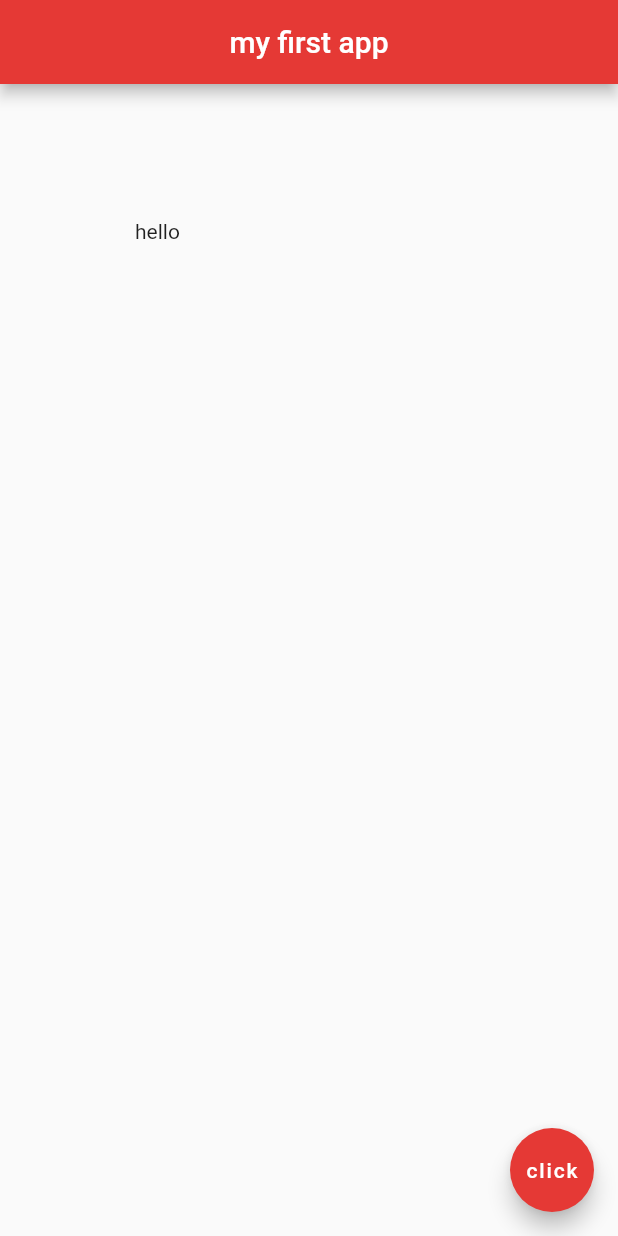
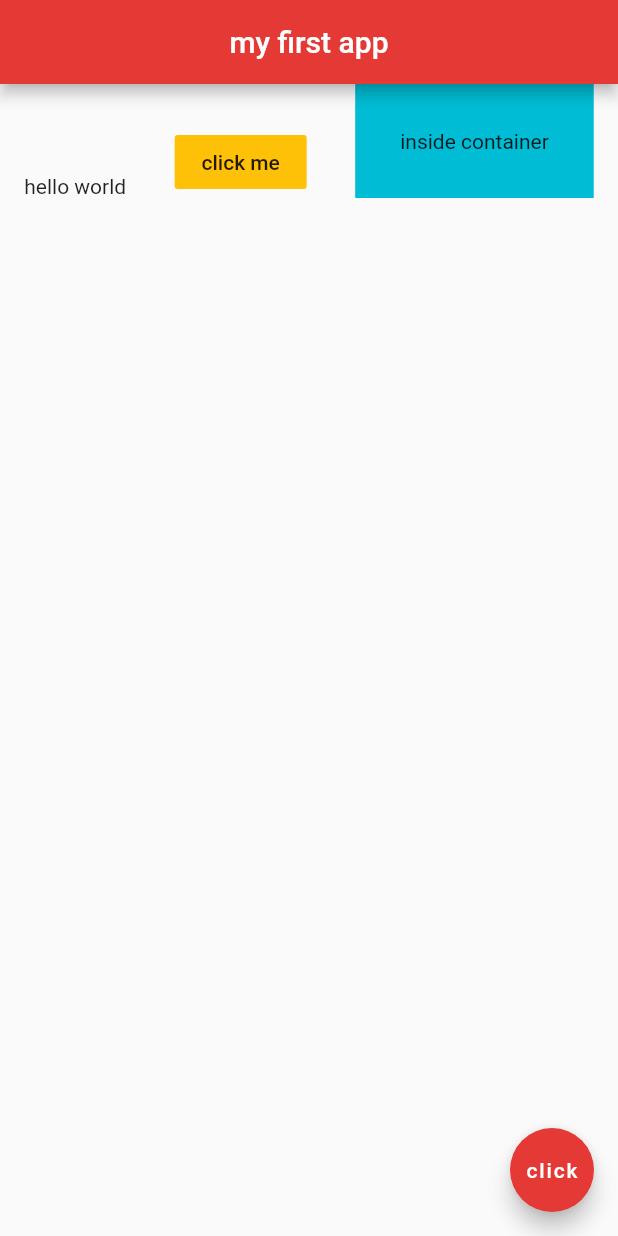
Before and after one commit to MechaChen/theNetNinja_Flutter, a Flutter app: the screen it shows after launch, on a phone screen of 412 x 824 dp. Run offline on Flutter 3.47's test engine with Material 2 defaults, Android fonts, the phone set to English and light mode, and no system bars.

Commit message:
11. Rows

```diff
--- a/lib/main.dart
+++ b/lib/main.dart
@@ -14,9 +14,22 @@ class Home extends StatelessWidget {
         centerTitle: true,
         backgroundColor: Colors.red[600],
       ),
-      body: Padding(
-        padding: EdgeInsets.all(90.0),
-        child: Text('hello'),
+      body: Row(
+        mainAxisAlignment: MainAxisAlignment.spaceAround,
+        crossAxisAlignment: CrossAxisAlignment.end,
+        children: <Widget>[
+          Text('hello world'),
+          FlatButton(
+            onPressed: () {},
+            color: Colors.amber,
+            child: Text('click me'),
+          ),
+          Container(
+            color: Colors.cyan,
+            padding: EdgeInsets.all(30.0),
+            child: Text('inside container'),
+          ),
+        ],
       ),
       floatingActionButton: FloatingActionButton(
         onPressed: () {},
```
